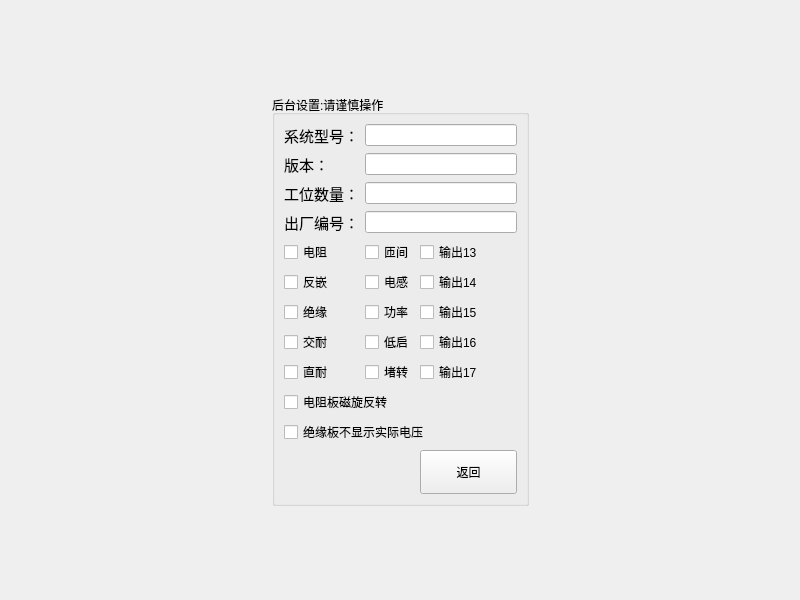
bloglink/aip-tester, file WinBack.ui: the form before one commit.
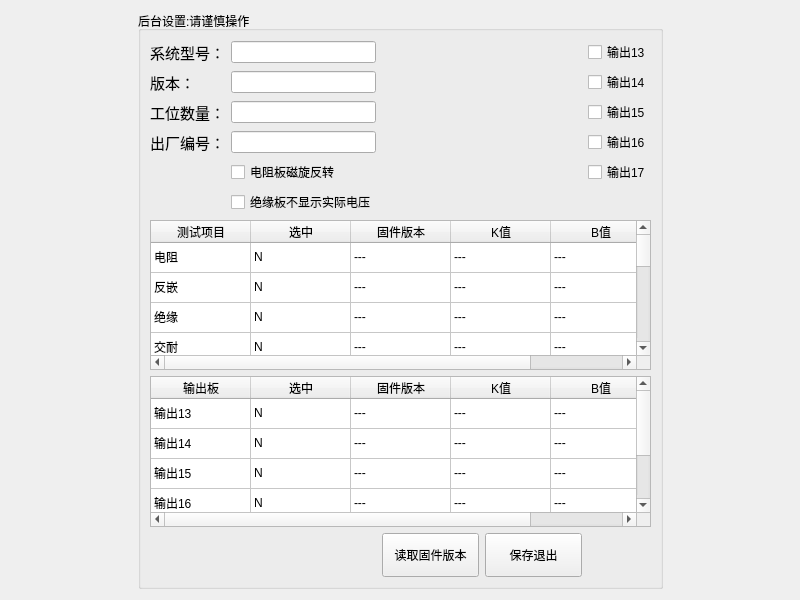
The form after the commit.

Commit message: style(2.1.0.160316)后台界面优化

```diff
--- a/WinBack.ui
+++ b/WinBack.ui
@@ -14,20 +14,7 @@
    <string>Form</string>
   </property>
   <layout class="QGridLayout" name="gridLayout">
-   <item row="1" column="2">
-    <spacer name="horizontalSpacer_2">
-     <property name="orientation">
-      <enum>Qt::Horizontal</enum>
-     </property>
-     <property name="sizeHint" stdset="0">
-      <size>
-       <width>40</width>
-       <height>20</height>
-      </size>
-     </property>
-    </spacer>
-   </item>
-   <item row="1" column="0">
+   <item row="0" column="0">
     <spacer name="horizontalSpacer">
      <property name="orientation">
       <enum>Qt::Horizontal</enum>
@@ -40,62 +27,57 @@
      </property>
     </spacer>
    </item>
-   <item row="1" column="1">
+   <item row="0" column="1">
     <widget class="QGroupBox" name="groupBox">
      <property name="title">
       <string>后台设置:请谨慎操作</string>
      </property>
      <layout class="QGridLayout" name="gridLayout_2">
-      <item row="1" column="1" colspan="2">
-       <widget class="QLineEdit" name="lineEdit_2"/>
+      <item row="9" column="1">
+       <widget class="QCheckBox" name="HideVoltage">
+        <property name="text">
+         <string>绝缘板不显示实际电压</string>
+        </property>
+       </widget>
       </item>
-      <item row="7" column="2">
+      <item row="7" column="4">
        <widget class="QCheckBox" name="BoxEnableOut16">
         <property name="text">
          <string>输出16</string>
         </property>
        </widget>
       </item>
-      <item row="4" column="0">
-       <widget class="QCheckBox" name="BoxEnableDcr">
+      <item row="13" column="3">
+       <widget class="QPushButton" name="BtnExit">
+        <property name="minimumSize">
+         <size>
+          <width>97</width>
+          <height>44</height>
+         </size>
+        </property>
         <property name="text">
-         <string>电阻</string>
+         <string>保存退出</string>
         </property>
        </widget>
       </item>
-      <item row="8" column="2">
+      <item row="8" column="4">
        <widget class="QCheckBox" name="BoxEnableOut17">
         <property name="text">
          <string>输出17</string>
         </property>
        </widget>
       </item>
-      <item row="2" column="0">
-       <widget class="QLabel" name="label_7">
-        <property name="font">
-         <font>
-          <pointsize>11</pointsize>
-         </font>
-        </property>
-        <property name="styleSheet">
-         <string notr="true"/>
-        </property>
-        <property name="text">
-         <string>工位数量：</string>
-        </property>
-       </widget>
+      <item row="4" column="1">
+       <widget class="QLineEdit" name="lineEdit"/>
       </item>
-      <item row="10" column="0" colspan="3">
-       <widget class="QCheckBox" name="HideVoltage">
+      <item row="8" column="1">
+       <widget class="QCheckBox" name="OppositeDir">
         <property name="text">
-         <string>绝缘板不显示实际电压</string>
+         <string>电阻板磁旋反转</string>
         </property>
        </widget>
       </item>
-      <item row="2" column="1" colspan="2">
-       <widget class="QLineEdit" name="text_station_number"/>
-      </item>
-      <item row="3" column="0">
+      <item row="7" column="0">
        <widget class="QLabel" name="label_Factory_number">
         <property name="font">
          <font>
@@ -110,59 +92,352 @@
         </property>
        </widget>
       </item>
-      <item row="8" column="1">
-       <widget class="QCheckBox" name="BoxEnableLck">
-        <property name="text">
-         <string>堵转</string>
-        </property>
-       </widget>
-      </item>
-      <item row="7" column="1">
-       <widget class="QCheckBox" name="BoxEnableLvs">
-        <property name="text">
-         <string>低启</string>
-        </property>
-       </widget>
-      </item>
       <item row="5" column="1">
-       <widget class="QCheckBox" name="BoxEnableInd">
-        <property name="text">
-         <string>电感</string>
-        </property>
-       </widget>
+       <widget class="QLineEdit" name="lineEdit_2"/>
       </item>
-      <item row="6" column="0">
-       <widget class="QCheckBox" name="BoxEnableIr">
+      <item row="4" column="4">
+       <widget class="QCheckBox" name="BoxEnableOut13">
         <property name="text">
-         <string>绝缘</string>
+         <string>输出13</string>
         </property>
        </widget>
       </item>
-      <item row="5" column="0">
-       <widget class="QCheckBox" name="BoxEnableMag">
-        <property name="text">
-         <string>反嵌</string>
-        </property>
-       </widget>
-      </item>
-      <item row="4" column="1">
-       <widget class="QCheckBox" name="BoxEnableImp">
-        <property name="text">
-         <string>匝间</string>
-        </property>
-       </widget>
-      </item>
-      <item row="6" column="1">
-       <widget class="QCheckBox" name="BoxEnablePwr">
-        <property name="text">
-         <string>功率</string>
-        </property>
-       </widget>
-      </item>
-      <item row="3" column="1" colspan="2">
+      <item row="7" column="1">
        <widget class="QLineEdit" name="EditNumber"/>
       </item>
-      <item row="1" column="0">
+      <item row="11" column="0" colspan="5">
+       <widget class="QTableWidget" name="TabItems">
+        <attribute name="verticalHeaderVisible">
+         <bool>false</bool>
+        </attribute>
+        <row>
+         <property name="text">
+          <string>新建行</string>
+         </property>
+        </row>
+        <row>
+         <property name="text">
+          <string>新建行</string>
+         </property>
+        </row>
+        <row>
+         <property name="text">
+          <string>新建行</string>
+         </property>
+        </row>
+        <row>
+         <property name="text">
+          <string>新建行</string>
+         </property>
+        </row>
+        <row>
+         <property name="text">
+          <string>新建行</string>
+         </property>
+        </row>
+        <row>
+         <property name="text">
+          <string>新建行</string>
+         </property>
+        </row>
+        <row>
+         <property name="text">
+          <string>新建行</string>
+         </property>
+        </row>
+        <row>
+         <property name="text">
+          <string>新建行</string>
+         </property>
+        </row>
+        <row>
+         <property name="text">
+          <string>新建行</string>
+         </property>
+        </row>
+        <row>
+         <property name="text">
+          <string>新建行</string>
+         </property>
+        </row>
+        <column>
+         <property name="text">
+          <string>测试项目</string>
+         </property>
+        </column>
+        <column>
+         <property name="text">
+          <string>选中</string>
+         </property>
+        </column>
+        <column>
+         <property name="text">
+          <string>固件版本</string>
+         </property>
+        </column>
+        <column>
+         <property name="text">
+          <string>K值</string>
+         </property>
+        </column>
+        <column>
+         <property name="text">
+          <string>B值</string>
+         </property>
+        </column>
+        <item row="0" column="0">
+         <property name="text">
+          <string>电阻</string>
+         </property>
+        </item>
+        <item row="0" column="1">
+         <property name="text">
+          <string>N</string>
+         </property>
+        </item>
+        <item row="0" column="2">
+         <property name="text">
+          <string>---</string>
+         </property>
+        </item>
+        <item row="0" column="3">
+         <property name="text">
+          <string>---</string>
+         </property>
+        </item>
+        <item row="0" column="4">
+         <property name="text">
+          <string>---</string>
+         </property>
+        </item>
+        <item row="1" column="0">
+         <property name="text">
+          <string>反嵌</string>
+         </property>
+        </item>
+        <item row="1" column="1">
+         <property name="text">
+          <string>N</string>
+         </property>
+        </item>
+        <item row="1" column="2">
+         <property name="text">
+          <string>---</string>
+         </property>
+        </item>
+        <item row="1" column="3">
+         <property name="text">
+          <string>---</string>
+         </property>
+        </item>
+        <item row="1" column="4">
+         <property name="text">
+          <string>---</string>
+         </property>
+        </item>
+        <item row="2" column="0">
+         <property name="text">
+          <string>绝缘</string>
+         </property>
+        </item>
+        <item row="2" column="1">
+         <property name="text">
+          <string>N</string>
+         </property>
+        </item>
+        <item row="2" column="2">
+         <property name="text">
+          <string>---</string>
+         </property>
+        </item>
+        <item row="2" column="3">
+         <property name="text">
+          <string>---</string>
+         </property>
+        </item>
+        <item row="2" column="4">
+         <property name="text">
+          <string>---</string>
+         </property>
+        </item>
+        <item row="3" column="0">
+         <property name="text">
+          <string>交耐</string>
+         </property>
+        </item>
+        <item row="3" column="1">
+         <property name="text">
+          <string>N</string>
+         </property>
+        </item>
+        <item row="3" column="2">
+         <property name="text">
+          <string>---</string>
+         </property>
+        </item>
+        <item row="3" column="3">
+         <property name="text">
+          <string>---</string>
+         </property>
+        </item>
+        <item row="3" column="4">
+         <property name="text">
+          <string>---</string>
+         </property>
+        </item>
+        <item row="4" column="0">
+         <property name="text">
+          <string>直耐</string>
+         </property>
+        </item>
+        <item row="4" column="1">
+         <property name="text">
+          <string>N</string>
+         </property>
+        </item>
+        <item row="4" column="2">
+         <property name="text">
+          <string>---</string>
+         </property>
+        </item>
+        <item row="4" column="3">
+         <property name="text">
+          <string>---</string>
+         </property>
+        </item>
+        <item row="4" column="4">
+         <property name="text">
+          <string>---</string>
+         </property>
+        </item>
+        <item row="5" column="0">
+         <property name="text">
+          <string>匝间</string>
+         </property>
+        </item>
+        <item row="5" column="1">
+         <property name="text">
+          <string>N</string>
+         </property>
+        </item>
+        <item row="5" column="2">
+         <property name="text">
+          <string>---</string>
+         </property>
+        </item>
+        <item row="5" column="3">
+         <property name="text">
+          <string>---</string>
+         </property>
+        </item>
+        <item row="5" column="4">
+         <property name="text">
+          <string>---</string>
+         </property>
+        </item>
+        <item row="6" column="0">
+         <property name="text">
+          <string>电感</string>
+         </property>
+        </item>
+        <item row="6" column="1">
+         <property name="text">
+          <string>N</string>
+         </property>
+        </item>
+        <item row="6" column="2">
+         <property name="text">
+          <string>---</string>
+         </property>
+        </item>
+        <item row="6" column="3">
+         <property name="text">
+          <string>---</string>
+         </property>
+        </item>
+        <item row="6" column="4">
+         <property name="text">
+          <string>---</string>
+         </property>
+        </item>
+        <item row="7" column="0">
+         <property name="text">
+          <string>功率</string>
+         </property>
+        </item>
+        <item row="7" column="1">
+         <property name="text">
+          <string>N</string>
+         </property>
+        </item>
+        <item row="7" column="2">
+         <property name="text">
+          <string>---</string>
+         </property>
+        </item>
+        <item row="7" column="3">
+         <property name="text">
+          <string>---</string>
+         </property>
+        </item>
+        <item row="7" column="4">
+         <property name="text">
+          <string>---</string>
+         </property>
+        </item>
+        <item row="8" column="0">
+         <property name="text">
+          <string>低启</string>
+         </property>
+        </item>
+        <item row="8" column="1">
+         <property name="text">
+          <string>N</string>
+         </property>
+        </item>
+        <item row="8" column="2">
+         <property name="text">
+          <string>---</string>
+         </property>
+        </item>
+        <item row="8" column="3">
+         <property name="text">
+          <string>---</string>
+         </property>
+        </item>
+        <item row="8" column="4">
+         <property name="text">
+          <string>---</string>
+         </property>
+        </item>
+        <item row="9" column="0">
+         <property name="text">
+          <string>堵转</string>
+         </property>
+        </item>
+        <item row="9" column="1">
+         <property name="text">
+          <string>N</string>
+         </property>
+        </item>
+        <item row="9" column="2">
+         <property name="text">
+          <string>---</string>
+         </property>
+        </item>
+        <item row="9" column="3">
+         <property name="text">
+          <string>---</string>
+         </property>
+        </item>
+        <item row="9" column="4">
+         <property name="text">
+          <string>---</string>
+         </property>
+        </item>
+       </widget>
+      </item>
+      <item row="5" column="0">
        <widget class="QLabel" name="label_6">
         <property name="font">
          <font>
@@ -177,104 +452,260 @@
         </property>
        </widget>
       </item>
-      <item row="5" column="2">
-       <widget class="QCheckBox" name="BoxEnableOut14">
-        <property name="text">
-         <string>输出14</string>
-        </property>
-       </widget>
-      </item>
-      <item row="8" column="0">
-       <widget class="QCheckBox" name="BoxEnableDcw">
-        <property name="text">
-         <string>直耐</string>
-        </property>
-       </widget>
-      </item>
-      <item row="0" column="0">
-       <widget class="QLabel" name="label_5">
-        <property name="font">
-         <font>
-          <pointsize>11</pointsize>
-         </font>
-        </property>
-        <property name="styleSheet">
-         <string notr="true"/>
-        </property>
-        <property name="text">
-         <string>系统型号：</string>
-        </property>
-       </widget>
-      </item>
-      <item row="4" column="2">
-       <widget class="QCheckBox" name="BoxEnableOut13">
-        <property name="text">
-         <string>输出13</string>
-        </property>
-       </widget>
-      </item>
-      <item row="0" column="1" colspan="2">
-       <widget class="QLineEdit" name="lineEdit"/>
-      </item>
-      <item row="7" column="0">
-       <widget class="QCheckBox" name="BoxEnableAcw">
-        <property name="text">
-         <string>交耐</string>
-        </property>
-       </widget>
-      </item>
-      <item row="11" column="2">
-       <widget class="QPushButton" name="BtnExit">
-        <property name="minimumSize">
-         <size>
-          <width>97</width>
-          <height>44</height>
-         </size>
-        </property>
-        <property name="text">
-         <string>返回</string>
-        </property>
-       </widget>
-      </item>
-      <item row="6" column="2">
+      <item row="6" column="4">
        <widget class="QCheckBox" name="BoxEnableOut15">
         <property name="text">
          <string>输出15</string>
         </property>
        </widget>
       </item>
-      <item row="9" column="0" colspan="3">
-       <widget class="QCheckBox" name="OppositeDir">
+      <item row="13" column="2">
+       <widget class="QPushButton" name="BtnVersion">
+        <property name="minimumSize">
+         <size>
+          <width>97</width>
+          <height>44</height>
+         </size>
+        </property>
         <property name="text">
-         <string>电阻板磁旋反转</string>
+         <string>读取固件版本</string>
         </property>
        </widget>
       </item>
+      <item row="6" column="1">
+       <widget class="QLineEdit" name="text_station_number"/>
+      </item>
+      <item row="4" column="0">
+       <widget class="QLabel" name="label_5">
+        <property name="font">
+         <font>
+          <pointsize>11</pointsize>
+         </font>
+        </property>
+        <property name="styleSheet">
+         <string notr="true"/>
+        </property>
+        <property name="text">
+         <string>系统型号：</string>
+        </property>
+       </widget>
+      </item>
+      <item row="6" column="0">
+       <widget class="QLabel" name="label_7">
+        <property name="font">
+         <font>
+          <pointsize>11</pointsize>
+         </font>
+        </property>
+        <property name="styleSheet">
+         <string notr="true"/>
+        </property>
+        <property name="text">
+         <string>工位数量：</string>
+        </property>
+       </widget>
+      </item>
+      <item row="5" column="4">
+       <widget class="QCheckBox" name="BoxEnableOut14">
+        <property name="text">
+         <string>输出14</string>
+        </property>
+       </widget>
+      </item>
+      <item row="12" column="0" colspan="5">
+       <widget class="QTableWidget" name="TabOutput">
+        <attribute name="verticalHeaderVisible">
+         <bool>false</bool>
+        </attribute>
+        <row>
+         <property name="text">
+          <string>输出板</string>
+         </property>
+        </row>
+        <row>
+         <property name="text">
+          <string>选中</string>
+         </property>
+        </row>
+        <row>
+         <property name="text">
+          <string>固件版本</string>
+         </property>
+        </row>
+        <row>
+         <property name="text">
+          <string>K值</string>
+         </property>
+        </row>
+        <row>
+         <property name="text">
+          <string>B值</string>
+         </property>
+        </row>
+        <column>
+         <property name="text">
+          <string>输出板</string>
+         </property>
+        </column>
+        <column>
+         <property name="text">
+          <string>选中</string>
+         </property>
+        </column>
+        <column>
+         <property name="text">
+          <string>固件版本</string>
+         </property>
+        </column>
+        <column>
+         <property name="text">
+          <string>K值</string>
+         </property>
+        </column>
+        <column>
+         <property name="text">
+          <string>B值</string>
+         </property>
+        </column>
+        <item row="0" column="0">
+         <property name="text">
+          <string>输出13</string>
+         </property>
+        </item>
+        <item row="0" column="1">
+         <property name="text">
+          <string>N</string>
+         </property>
+        </item>
+        <item row="0" column="2">
+         <property name="text">
+          <string>---</string>
+         </property>
+        </item>
+        <item row="0" column="3">
+         <property name="text">
+          <string>---</string>
+         </property>
+        </item>
+        <item row="0" column="4">
+         <property name="text">
+          <string>---</string>
+         </property>
+        </item>
+        <item row="1" column="0">
+         <property name="text">
+          <string>输出14</string>
+         </property>
+        </item>
+        <item row="1" column="1">
+         <property name="text">
+          <string>N</string>
+         </property>
+        </item>
+        <item row="1" column="2">
+         <property name="text">
+          <string>---</string>
+         </property>
+        </item>
+        <item row="1" column="3">
+         <property name="text">
+          <string>---</string>
+         </property>
+        </item>
+        <item row="1" column="4">
+         <property name="text">
+          <string>---</string>
+         </property>
+        </item>
+        <item row="2" column="0">
+         <property name="text">
+          <string>输出15</string>
+         </property>
+        </item>
+        <item row="2" column="1">
+         <property name="text">
+          <string>N</string>
+         </property>
+        </item>
+        <item row="2" column="2">
+         <property name="text">
+          <string>---</string>
+         </property>
+        </item>
+        <item row="2" column="3">
+         <property name="text">
+          <string>---</string>
+         </property>
+        </item>
+        <item row="2" column="4">
+         <property name="text">
+          <string>---</string>
+         </property>
+        </item>
+        <item row="3" column="0">
+         <property name="text">
+          <string>输出16</string>
+         </property>
+        </item>
+        <item row="3" column="1">
+         <property name="text">
+          <string>N</string>
+         </property>
+        </item>
+        <item row="3" column="2">
+         <property name="text">
+          <string>---</string>
+         </property>
+        </item>
+        <item row="3" column="3">
+         <property name="text">
+          <string>---</string>
+         </property>
+        </item>
+        <item row="3" column="4">
+         <property name="text">
+          <string>---</string>
+         </property>
+        </item>
+        <item row="4" column="0">
+         <property name="text">
+          <string>输出17</string>
+         </property>
+        </item>
+        <item row="4" column="1">
+         <property name="text">
+          <string>N</string>
+         </property>
+        </item>
+        <item row="4" column="2">
+         <property name="text">
+          <string>---</string>
+         </property>
+        </item>
+        <item row="4" column="3">
+         <property name="text">
+          <string>---</string>
+         </property>
+        </item>
+        <item row="4" column="4">
+         <property name="text">
+          <string>---</string>
+         </property>
+        </item>
+       </widget>
+      </item>
      </layout>
     </widget>
    </item>
-   <item row="0" column="1">
-    <spacer name="verticalSpacer">
+   <item row="0" column="2">
+    <spacer name="horizontalSpacer_2">
      <property name="orientation">
-      <enum>Qt::Vertical</enum>
+      <enum>Qt::Horizontal</enum>
      </property>
      <property name="sizeHint" stdset="0">
       <size>
-       <width>20</width>
-       <height>40</height>
-      </size>
-     </property>
-    </spacer>
-   </item>
-   <item row="2" column="1">
-    <spacer name="verticalSpacer_2">
-     <property name="orientation">
-      <enum>Qt::Vertical</enum>
-     </property>
-     <property name="sizeHint" stdset="0">
-      <size>
-       <width>20</width>
-       <height>40</height>
+       <width>40</width>
+       <height>20</height>
       </size>
      </property>
     </spacer>
```
The commit also changes 4 other files.
